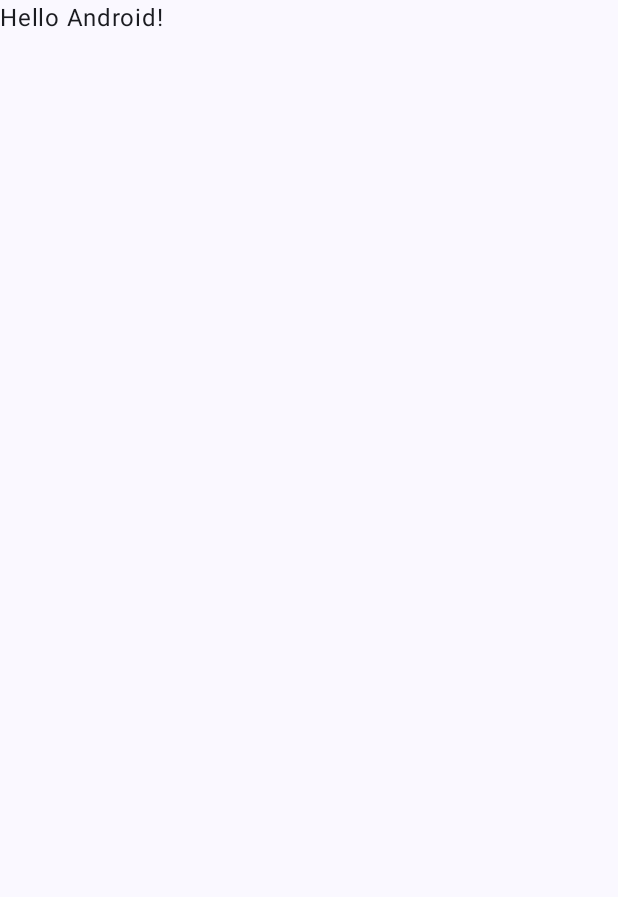
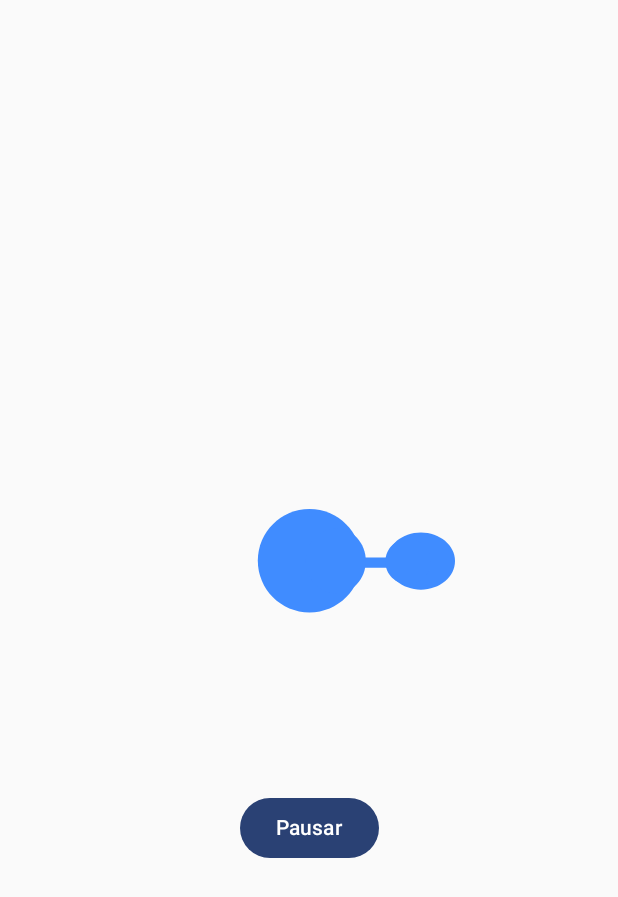
Before and after one commit to fern055/ExposProj, an Android app built with Jetpack Compose: the screen it shows after launch (MainActivity), on a phone screen of 412 x 824 dp. Before the commit the part shown is almost empty. Shown: the top 897 px of the screen. Run offline under Robolectric (Android 15) with nearby library versions, the phone set to English and light mode, and no system bars.

Commit message:
lottiefiles (on one file)

```diff
--- a/app/build.gradle.kts
+++ b/app/build.gradle.kts
@@ -51,4 +51,5 @@ dependencies {
     androidTestImplementation(libs.androidx.junit)
     debugImplementation(libs.androidx.compose.ui.test.manifest)
     debugImplementation(libs.androidx.compose.ui.tooling)
+    implementation("com.airbnb.android:lottie-compose:6.6.0")
 }
--- a/app/src/main/java/com/example/exposproj/MainActivity.kt
+++ b/app/src/main/java/com/example/exposproj/MainActivity.kt
@@ -4,13 +4,29 @@ import android.os.Bundle
 import androidx.activity.ComponentActivity
 import androidx.activity.compose.setContent
 import androidx.activity.enableEdgeToEdge
+import androidx.compose.foundation.layout.Arrangement
+import androidx.compose.foundation.layout.Column
+import androidx.compose.foundation.layout.Spacer
 import androidx.compose.foundation.layout.fillMaxSize
+import androidx.compose.foundation.layout.height
 import androidx.compose.foundation.layout.padding
-import androidx.compose.material3.Scaffold
+import androidx.compose.foundation.layout.size
+import androidx.compose.material3.Button
 import androidx.compose.material3.Text
 import androidx.compose.runtime.Composable
+import androidx.compose.runtime.getValue
+import androidx.compose.runtime.mutableStateOf
+import androidx.compose.runtime.saveable.rememberSaveable
+import androidx.compose.runtime.setValue
+import androidx.compose.ui.Alignment
 import androidx.compose.ui.Modifier
 import androidx.compose.ui.tooling.preview.Preview
+import androidx.compose.ui.unit.dp
+import com.airbnb.lottie.compose.LottieAnimation
+import com.airbnb.lottie.compose.LottieCompositionSpec
+import com.airbnb.lottie.compose.LottieConstants
+import com.airbnb.lottie.compose.animateLottieCompositionAsState
+import com.airbnb.lottie.compose.rememberLottieComposition
 import com.example.exposproj.ui.theme.ExposProjTheme
 
 class MainActivity : ComponentActivity() {
@@ -19,29 +35,33 @@ class MainActivity : ComponentActivity() {
         enableEdgeToEdge()
         setContent {
             ExposProjTheme {
-                Scaffold(modifier = Modifier.fillMaxSize()) { innerPadding ->
-                    Greeting(
-                        name = "Android",
-                        modifier = Modifier.padding(innerPadding)
-                    )
-                }
+                    AnimLottie()
             }
         }
     }
-}
-
-@Composable
-fun Greeting(name: String, modifier: Modifier = Modifier) {
-    Text(
-        text = "Hello $name!",
-        modifier = modifier
-    )
 }
 
 @Preview(showBackground = true)
 @Composable
 fun GreetingPreview() {
     ExposProjTheme {
-        Greeting("Android")
+        AnimLottie()
     }
 }
+
+@Composable
+fun AnimLottie(){
+    val composition by rememberLottieComposition(spec = LottieCompositionSpec.RawRes(R.raw.loading))
+    var reproduction by rememberSaveable { mutableStateOf(true) }
+    val progress by animateLottieCompositionAsState(composition, isPlaying = reproduction,
+        iterations = LottieConstants.IterateForever, speed = 1.0f)
+
+    Column(modifier = Modifier.fillMaxSize().padding(24.dp),
+        horizontalAlignment = Alignment.CenterHorizontally, verticalArrangement = Arrangement.Center) {
+        LottieAnimation(composition, progress, modifier = Modifier.size(250.dp))
+        Spacer(modifier = Modifier.height(30.dp))
+        Button(onClick = {reproduction = !reproduction}) {
+            Text(if (reproduction){"Pausar"} else {"Reproducir"})
+        }
+    }
+}
```
Also changed, not shown: app/src/main/res/raw/loading.json (added, +1 -0 lines).
